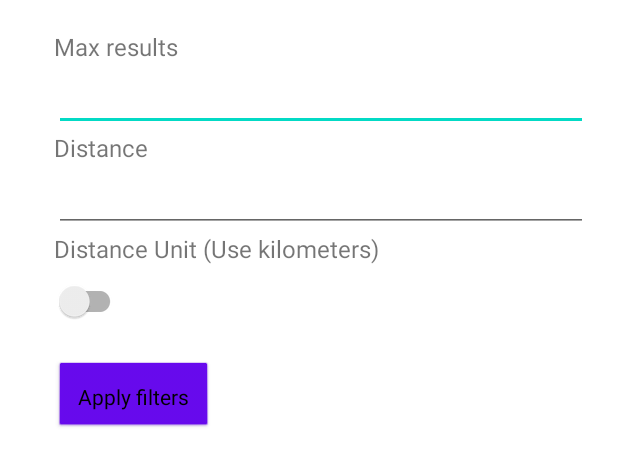
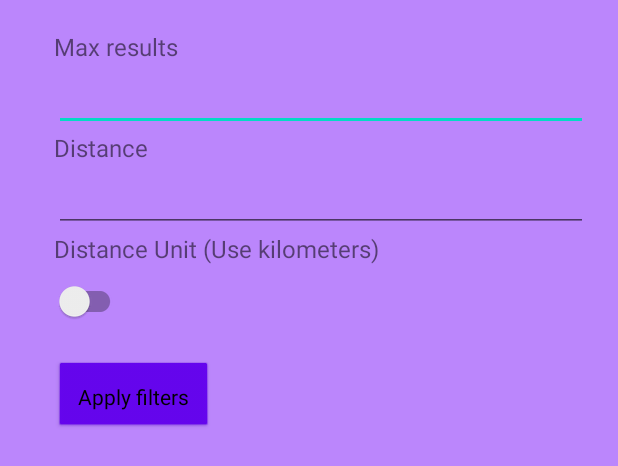
Before and after one commit to lazackna/JuiceFinder, an Android app: the layout fragment_filter.xml on its own in the app's theme, with its tools: preview values and no code run, on a phone screen of 412 x 824 dp. Shown: the top 466 px of the screen. Run offline under Robolectric (Android 15) with nearby library versions, the phone set to English and light mode, and no system bars.

Commit message:
Edited xml.

```diff
--- a/Project/app/src/main/res/layout/fragment_filter.xml
+++ b/Project/app/src/main/res/layout/fragment_filter.xml
@@ -4,17 +4,14 @@
     xmlns:app="http://schemas.android.com/apk/res-auto"
     android:layout_width="match_parent"
     android:layout_height="match_parent"
+    android:background="@color/purple_200"
     tools:context=".fragments.FilterFragment">
 
-    <LinearLayout
-        android:layout_width="match_parent"
-        android:layout_height="match_parent"
-        android:orientation="vertical"
-        android:padding="20dp">
 
         <LinearLayout
             android:layout_width="match_parent"
             android:layout_height="wrap_content"
+            android:padding="20dp"
             android:orientation="vertical">
 
             <TextView
@@ -80,6 +77,5 @@
             </LinearLayout>
 
         </LinearLayout>
-    </LinearLayout>
 
 </FrameLayout>
```
